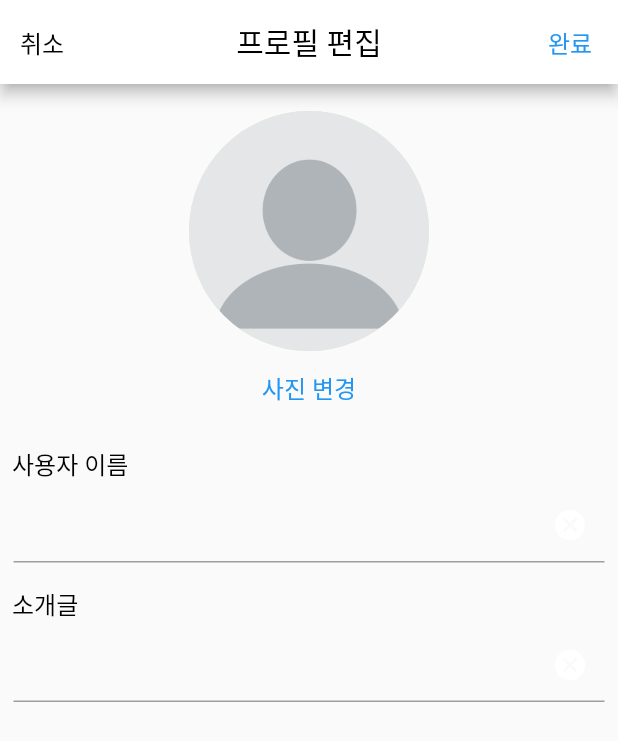
After one commit to Toyproject0000/Toyproject, a Flutter app: the ProfilePage screen opened directly, after a tap on "편집", on a phone screen of 412 x 824 dp. The commit adds this screen. Shown: the top 741 px of the screen. Run offline on Flutter 3.47's test engine with Material 2 defaults, Android fonts, the phone set to English and light mode, and no system bars; our stand-ins replace font_awesome_flutter, image_picker.

Commit message:
ProFile_Edit

```diff
--- a/lib/main.dart
+++ b/lib/main.dart
@@ -3,6 +3,7 @@ import 'package:smart_dongne/login_page/find_password.dart';
 import 'package:smart_dongne/login_page/join_membership_page.dart';
 import 'package:smart_dongne/login_page/login_page.dart';
 import 'package:smart_dongne/login_page/setnickname.dart';
+import 'package:smart_dongne/main_page/4_page/profile_edit_page.dart';
 import 'package:smart_dongne/main_page/setpage.dart';
 
 void main() {
@@ -19,11 +20,12 @@ class MyApp extends StatelessWidget {
       initialRoute: '/',
       theme: ThemeData(primarySwatch: Colors.lightGreen),
       routes: {
-        LoginScreen.routeName : (context) => LoginScreen(),
-        Joinmembership.routeName : (context) => Joinmembership(),
+        LoginScreen.routeName: (context) => LoginScreen(),
+        Joinmembership.routeName: (context) => Joinmembership(),
         FindPassword.routeName: (context) => FindPassword(),
-        SetPage.routeName : (context) => SetPage(),
-        NickName.routeName : (context) => NickName(),
+        SetPage.routeName: (context) => SetPage(),
+        NickName.routeName: (context) => NickName(),
+        ProfileEdit.routeName: (context) => ProfileEdit(),
       },
     );
   }
--- a/lib/main_page/4_page/profile.dart
+++ b/lib/main_page/4_page/profile.dart
@@ -1,4 +1,6 @@
 import 'package:flutter/cupertino.dart';
+import 'package:flutter/material.dart';
+import 'package:smart_dongne/main_page/4_page/profile_edit_page.dart';
 
 class ProfilePage extends StatefulWidget {
   const ProfilePage({Key? key}) : super(key: key);
@@ -10,6 +12,98 @@ class ProfilePage extends StatefulWidget {
 class _ProfilePageState extends State<ProfilePage> {
   @override
   Widget build(BuildContext context) {
-    return const Placeholder();
+    return Scaffold(
+      appBar: AppBar(
+        title: Text('프로필'),
+        backgroundColor: Colors.white,
+        actions: [
+          TextButton(
+              onPressed: () {
+                Navigator.pushNamed(context, ProfileEdit.routeName);
+              },
+              child: Text('편집',
+                  style: TextStyle(color: Colors.blue, fontSize: 16)))
+        ],
+      ),
+      body: ListView(
+        children: [
+          Padding(
+              padding: EdgeInsets.all(10),
+              child: CircleAvatar(
+                radius: 150,
+                backgroundImage: AssetImage('image/personicon.png'),
+              )),
+          Padding(
+            padding: EdgeInsets.all(10),
+            child: Text(
+              'NickName',
+              textAlign: TextAlign.center,
+              style: TextStyle(fontWeight: FontWeight.bold, fontSize: 25),
+            ),
+          ),
+          Padding(
+            padding: EdgeInsets.all(8.0),
+            child: Text(
+              "Hello my name is minwung-kim I'm from korea. I'm 17 years old. I wanna many money",
+              textAlign: TextAlign.center,
+              style: TextStyle(fontSize: 15, color: Colors.black87),
+            ),
+          ),
+          Padding(
+            padding: EdgeInsets.symmetric(vertical: 12),
+            child: Row(
+                mainAxisAlignment: MainAxisAlignment.spaceAround,
+                children: [
+                  RichText(
+                    text: TextSpan(children: <TextSpan>[
+                      TextSpan(
+                        text: '독자: ',
+                        style: TextStyle(
+                            color: Colors.black,
+                            fontSize: 25,
+                            fontWeight: FontWeight.bold),
+                      ),
+                      TextSpan(
+                        text: '198',
+                        style: TextStyle(
+                          color: Colors.grey[700],
+                          fontSize: 25,
+                        ),
+                      ),
+                    ]),
+                  ),
+                  RichText(
+                    text: TextSpan(children: <TextSpan>[
+                      TextSpan(
+                        text: '글쓴이: ',
+                        style: TextStyle(
+                            color: Colors.black,
+                            fontSize: 25,
+                            fontWeight: FontWeight.bold),
+                      ),
+                      TextSpan(
+                        text: '127',
+                        style: TextStyle(
+                          color: Colors.grey[700],
+                          fontSize: 25,
+                        ),
+                      ),
+                    ]),
+                  )
+                ]),
+          ),
+          Padding(
+            padding: EdgeInsets.symmetric(vertical: 10),
+            child: Divider(
+              color: Colors.grey,
+              height: 1,
+              thickness: 1,
+              indent: 5,
+              endIndent: 5,
+            ),
+          ),
+        ],
+      ),
+    );
   }
 }
--- /dev/null
+++ b/lib/main_page/4_page/profile_edit_page.dart
@@ -0,0 +1,178 @@
+import 'package:flutter/cupertino.dart';
+import 'package:flutter/material.dart';
+import 'dart:io';
+
+class ProfileEdit extends StatefulWidget {
+  const ProfileEdit({super.key});
+  static const routeName = '/profileEdit';
+
+  @override
+  State<ProfileEdit> createState() => _ProfileEditState();
+}
+
+class _ProfileEditState extends State<ProfileEdit> {
+  TextEditingController nameTextController = TextEditingController();
+  TextEditingController introductionController = TextEditingController();
+  FocusNode nameFocusNode = FocusNode();
+  FocusNode introductionFocusNdoe = FocusNode();
+  bool nameCancelButton = false;
+  bool introduction = false;
+
+  void nameTextCencelButton(controller) {
+    if (controller.text.isEmpty) {
+      setState(() {
+        nameCancelButton = false;
+      });
+    } else {
+      setState(() {
+        nameCancelButton = true;
+      });
+    }
+  }
+
+  void introdutionCancelButton(controller) {
+    if (controller.text.isEmpty) {
+      setState(() {
+        introduction = false;
+      });
+    } else {
+      setState(() {
+        introduction = true;
+      });
+    }
+  }
+
+  @override
+  Widget build(BuildContext context) {
+    return Scaffold(
+      appBar: AppBar(
+        centerTitle: true,
+        backgroundColor: Colors.white,
+        title: Text('프로필 편집'),
+        leading: TextButton(
+          child:
+              Text('취소', style: TextStyle(color: Colors.black, fontSize: 16)),
+          onPressed: () {
+            Navigator.pop(context);
+          },
+        ),
+        actions: [
+          TextButton(
+            child:
+                Text('완료', style: TextStyle(color: Colors.blue, fontSize: 16)),
+            onPressed: () {},
+          ),
+        ],
+      ),
+      body: Padding(
+        padding: EdgeInsets.all(8.0),
+        child: ListView(
+          children: [
+            Padding(
+                padding: EdgeInsets.all(10),
+                child: Column(
+                  children: [
+                    CircleAvatar(
+                      radius: 80,
+                      backgroundImage: AssetImage('image/personicon.png'),
+                    ),
+                    TextButton(
+                        onPressed: () {},
+                        child: Text(
+                          '사진 변경',
+                          style: TextStyle(fontSize: 16, color: Colors.blue),
+                        ))
+                  ],
+                )),
+            Padding(
+              padding: EdgeInsets.only(top: 5),
+              child: Text(
+                '사용자 이름',
+                style: TextStyle(color: Colors.black, fontSize: 16),
+              ),
+            ),
+            Padding(
+              padding: EdgeInsets.only(top: 5),
+              child: Column(children: [
+                Row(
+                  children: [
+                    Expanded(
+                      child: EditableText(
+                          onChanged: (text) {
+                            nameTextCencelButton(nameTextController);
+                          },
+                          maxLines: null,
+                          controller: nameTextController,
+                          focusNode: nameFocusNode,
+                          style: TextStyle(fontSize: 16, color: Colors.black),
+                          cursorColor: Colors.blue,
+                          backgroundCursorColor: Colors.blue),
+                    ),
+                    IconButton(
+                        onPressed: () {},
+                        icon: Icon(
+                          Icons.cancel,
+                          color: nameCancelButton == true
+                              ? Colors.black
+                              : Colors.white,
+                        ))
+                  ],
+                ),
+                Divider(
+                  color: Colors.grey,
+                  height: 1,
+                  thickness: 1,
+                  indent: 1,
+                  endIndent: 1,
+                ),
+              ]),
+            ),
+            Padding(
+              padding: EdgeInsets.only(top: 15),
+              child: Text(
+                '소개글',
+                style: TextStyle(color: Colors.black, fontSize: 16),
+              ),
+            ),
+            Padding(
+              padding: EdgeInsets.only(top: 5),
+              child: Column(children: [
+                Row(
+                  children: [
+                    Expanded(
+                      child: EditableText(
+                          onChanged: (text) {
+                            introdutionCancelButton(introductionController);
+                          },
+                          maxLines: null,
+                          controller: introductionController,
+                          focusNode: introductionFocusNdoe,
+                          style: TextStyle(fontSize: 16, color: Colors.black),
+                          cursorColor: Colors.blue,
+                          backgroundCursorColor: Colors.blue),
+                    ),
+                    IconButton(
+                        onPressed: () {},
+                        icon: Icon(
+                          Icons.cancel,
+                          color: introduction == true
+                              ? Colors.black
+                              : Colors.white,
+                        )),
+                  ],
+                ),
+                Divider(
+                  color: Colors.grey,
+                  height: 1,
+                  thickness: 1,
+                  indent: 1,
+                  endIndent: 1,
+                ),
+              ]),
+            ),
+          ],
+        ),
+      ),
+    );
+  }
+}
--- a/lib/main_page/4_page/writing_page.dart
+++ b/lib/main_page/4_page/writing_page.dart
@@ -18,8 +18,9 @@ class _WritingPageState extends State<WritingPage> {
   FocusNode _focusNode = FocusNode();
   TextSelectionControls? selectionControls;
   String selectionText = '';
-  // RichText? combinationText;
   SelectableText? combinationText;
+  SelectableText? newText;
+  List<TextSpan> textSpanCollection = [];
 
   TextStyle basicFont = TextStyle(
     fontSize: 15,
@@ -29,11 +30,14 @@ class _WritingPageState extends State<WritingPage> {
   bool keyboardActivation = false;
 
   void changeSeletion(text) {
+    selectionText = text;
+    final TextSpan newTextSpan =
+        TextSpan(text: selectionText, style: basicFont);
+    textSpanCollection.add(newTextSpan);
+
     setState(() {
-      selectionText = text;
-      combinationText = SelectableText.rich(TextSpan(children: <TextSpan>[
-        TextSpan(text: selectionText, style: basicFont)
-      ]));
+      combinationText =
+          SelectableText.rich(TextSpan(children: textSpanCollection));
     });
   }
 
@@ -51,7 +55,7 @@ class _WritingPageState extends State<WritingPage> {
       );
 
       setState(() {
-        final SelectableText newText = SelectableText.rich(
+        newText = SelectableText.rich(
           TextSpan(
             children: <TextSpan>[
               TextSpan(
@@ -77,14 +81,8 @@ class _WritingPageState extends State<WritingPage> {
   void initState() {
     super.initState();
 
-    combinationText = SelectableText.rich(
-        onSelectionChanged: (selection, cause) {
-      print('선택된 텍스트 범위: ${selection.start} ~ ${selection.end}');
-      print('선택된 텍스트 원인: $cause');
-    },
-        TextSpan(children: <TextSpan>[
-          TextSpan(text: 'selectionText', style: basicFont)
-        ]));
+    combinationText =
+        SelectableText.rich(TextSpan(children: textSpanCollection));
 
     toolbar = [
       SizedBox(
--- a/pubspec.yaml
+++ b/pubspec.yaml
@@ -75,6 +75,7 @@ flutter:
    - image/underline.png
    - image/font.png
    - image/strikethrough.png
+   - image/personicon.png
 
   # An image asset can refer to one or more resolution-specific "variants", see
   # https://flutter.dev/assets-and-images/#resolution-aware
```
Also changed, not shown: image/personicon.png (added).
